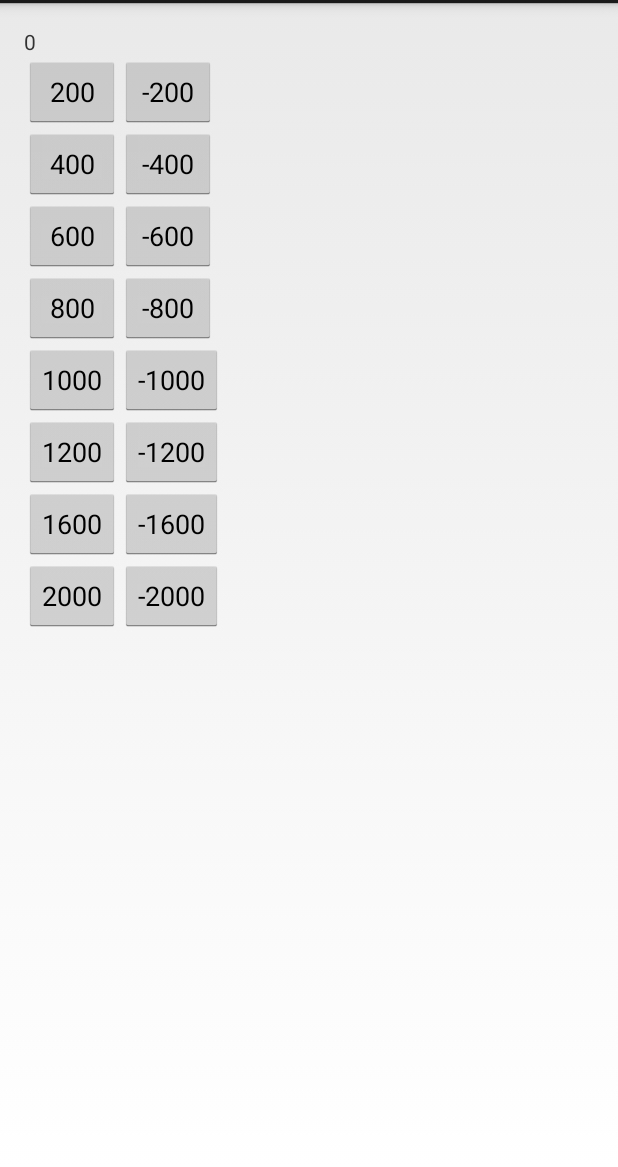
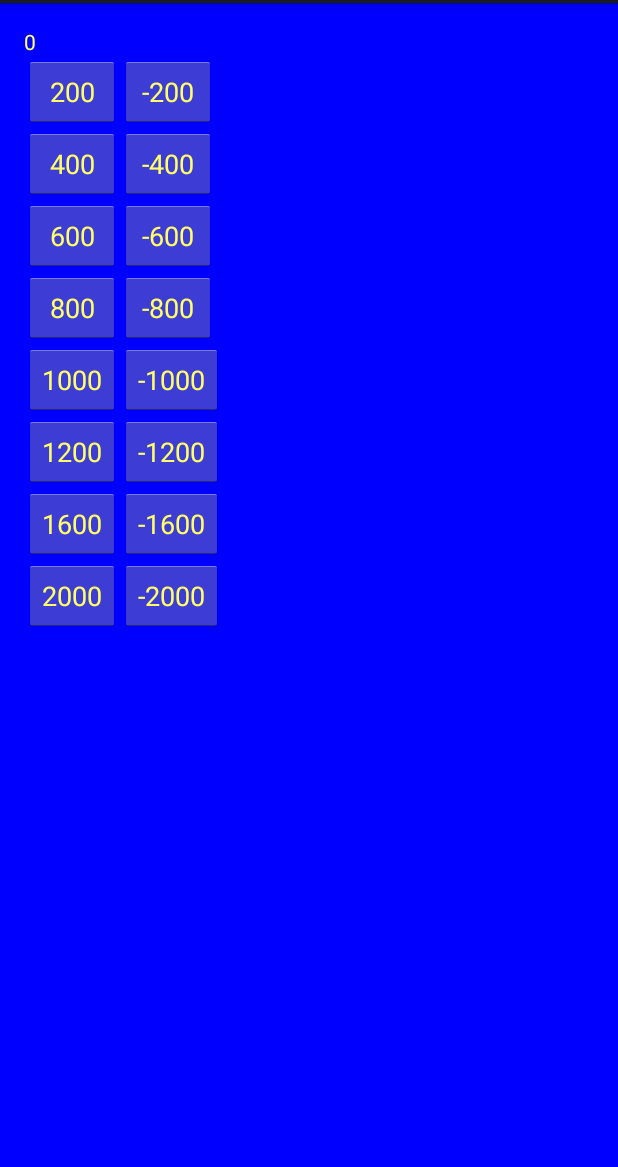
Before and after one commit to dlucci/Jeopardy, an Android app: the screen it shows after launch (JeopardyActivity), on a phone screen of 412 x 824 dp, the part 69-1236 px from its top. Run offline under Robolectric (Android 15) with nearby library versions, the phone set to English and light mode, and no system bars; our stand-ins replace ButterKnife.

Commit message:
Added coloring to the layout

```diff
--- a/app/src/main/res/layout/activity_jeopardy.xml
+++ b/app/src/main/res/layout/activity_jeopardy.xml
@@ -10,6 +10,9 @@
     android:id="@+id/gridLayout"
     android:rowCount="11"
     android:columnCount="2"
+    android:orientation="horizontal"
+    android:background="#0000FF"
+    android:layout_gravity="center_horizontal"
     >
     <TextView
         android:id="@+id/score"
@@ -18,6 +21,8 @@
         android:text="0"
         android:layout_column="0"
         android:layout_row="0"
+        android:gravity="center"
+        android:textColor="#FFFF66"
         />
     <Button
         android:id="@+id/plus200"
@@ -26,6 +31,7 @@
         android:text="200"
         android:layout_column="0"
         android:layout_row="1"
+        android:textColor="#FFFF66"
         />
     <Button
         android:id="@+id/minus200"
@@ -34,6 +40,7 @@
         android:text="-200"
         android:layout_column="1"
         android:layout_row="1"
+        android:textColor="#FFFF66"
         />
     <Button
         android:id="@+id/plus400"
@@ -41,48 +48,61 @@
         android:layout_width="wrap_content"
         android:text="400"
         android:layout_column="0"
-        android:layout_row="2"/>
+        android:layout_row="2"
+        android:textColor="#FFFF66"
+        />
     <Button
         android:id="@+id/minus400"
         android:layout_height="wrap_content"
         android:layout_width="wrap_content"
         android:text="-400"
         android:layout_column="1"
-        android:layout_row="2"/>
+        android:layout_row="2"
+        android:textColor="#FFFF66"
+        />
     <Button
         android:id="@+id/plus600"
         android:layout_height="wrap_content"
         android:layout_width="wrap_content"
         android:text="600"
         android:layout_column="0"
-        android:layout_row="3"/>
+        android:layout_row="3"
+        android:textColor="#FFFF66"
+        />
     <Button
         android:id="@+id/minus600"
         android:layout_height="wrap_content"
         android:layout_width="wrap_content"
         android:text="-600"
         android:layout_column="1"
-        android:layout_row="3"/>
+        android:layout_row="3"
+        android:textColor="#FFFF66"
+        />
     <Button
         android:id="@+id/plus800"
         android:layout_height="wrap_content"
         android:layout_width="wrap_content"
         android:text="800"
         android:layout_column="0"
-        android:layout_row="4"/>
+        android:layout_row="4"
+        android:textColor="#FFFF66"
+        />
     <Button
         android:id="@+id/minus800"
         android:layout_height="wrap_content"
         android:layout_width="wrap_content"
         android:text="-800"
         android:layout_column="1"
-        android:layout_row="4"/>
+        android:layout_row="4"
+        android:textColor="#FFFF66"
+        />
     <Button
         android:id="@+id/plus1000"
         android:layout_height="wrap_content"
         android:layout_width="wrap_content"
         android:text="1000"
         android:layout_column="0"
+        android:textColor="#FFFF66"
         android:layout_row="5"
         />
     <Button
@@ -90,6 +110,7 @@
         android:layout_height="wrap_content"
         android:layout_width="wrap_content"
         android:text="-1000"
+        android:textColor="#FFFF66"
         android:layout_column="1"
         android:layout_row="5"/>
     <Button
@@ -97,6 +118,7 @@
         android:layout_height="wrap_content"
         android:layout_width="wrap_content"
         android:text="1200"
+        android:textColor="#FFFF66"
         android:layout_column="0"
         android:layout_row="6"
         />
@@ -105,6 +127,7 @@
         android:layout_height="wrap_content"
         android:layout_width="wrap_content"
         android:text="-1200"
+        android:textColor="#FFFF66"
         android:layout_column="1"
         android:layout_row="6"
         />
@@ -113,6 +136,7 @@
         android:layout_height="wrap_content"
         android:layout_width="wrap_content"
         android:text="1600"
+        android:textColor="#FFFF66"
         android:layout_column="0"
         android:layout_row="7"
         />
@@ -121,6 +145,7 @@
         android:layout_height="wrap_content"
         android:layout_width="wrap_content"
         android:text="-1600"
+        android:textColor="#FFFF66"
         android:layout_column="1"
         android:layout_row="7"/>
     <Button
@@ -128,6 +153,7 @@
         android:layout_height="wrap_content"
         android:layout_width="wrap_content"
         android:text="2000"
+        android:textColor="#FFFF66"
         android:layout_column="0"
         android:layout_row="8"
         />
@@ -136,6 +162,7 @@
         android:layout_height="wrap_content"
         android:layout_width="wrap_content"
         android:text="-2000"
+        android:textColor="#FFFF66"
         android:layout_column="1"
         android:layout_row="8"/>
 
```
